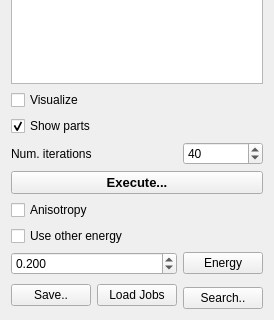
ialhashim/ddtt-dev, file ddtt/experiment/experiment-widget.ui: the form before one commit; both pictures show x 0 to 274 and y 302 to 622 of the 274 by 622 pixel window.
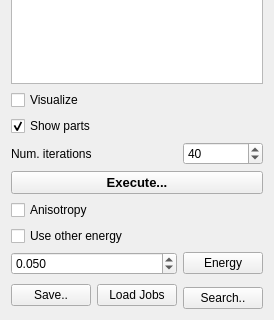
The form after the commit.

What changed in the file:
```diff
--- a/ddtt/experiment/experiment-widget.ui
+++ b/ddtt/experiment/experiment-widget.ui
@@ -179,7 +179,7 @@
       <double>0.100000000000000</double>
      </property>
      <property name="value">
-      <double>0.200000000000000</double>
+      <double>0.050000000000000</double>
      </property>
     </widget>
    </item>
```
